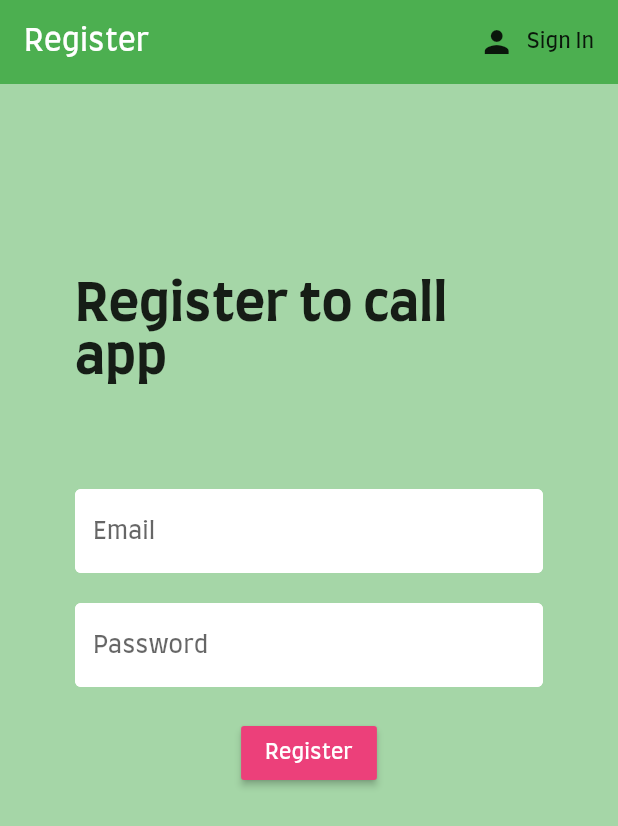
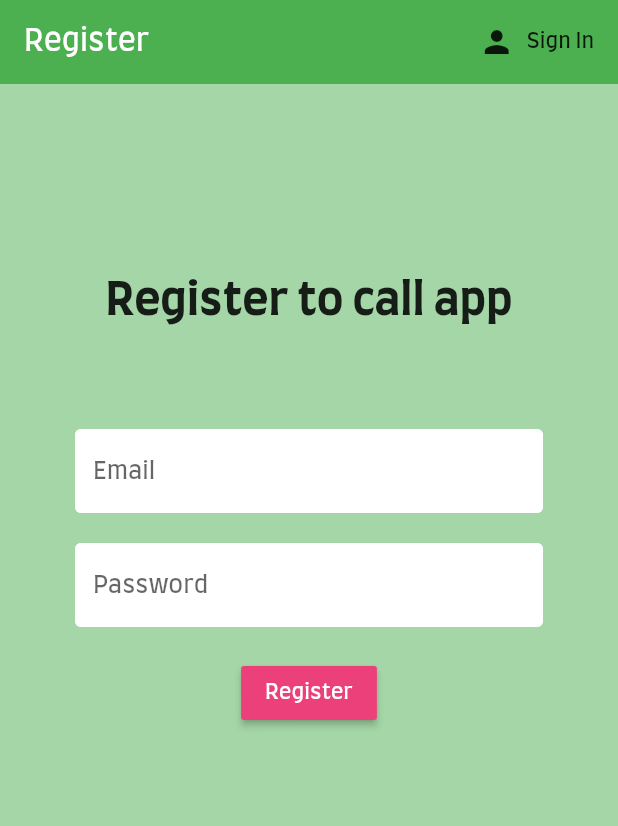
Before and after one commit to AdamJozwiak/Calorie_App, a Flutter app: the screen it shows after launch, after a tap on "Sign in", after a tap on "Register", on a phone screen of 412 x 824 dp. Shown: the top 826 px of the screen. Run offline on Flutter 3.47's test engine with Material 2 defaults, Android fonts, the phone set to English and light mode, and no system bars; our stand-ins replace avatar_glow, cloud_firestore, firebase_auth, flutter_spinkit, percent_indicator, speech_to_text and 1 more; accounts and stored records are empty.

Commit message:
Minor font size change

```diff
--- a/lib/pages/authenticate/register.dart
+++ b/lib/pages/authenticate/register.dart
@@ -49,7 +49,7 @@ class _RegisterState extends State<Register> {
                     child: Text(
                       'Register to call app',
                       style: TextStyle(
-                          fontSize: 35.0, fontWeight: FontWeight.bold),
+                          fontSize: 30.0, fontWeight: FontWeight.bold),
                     ),
                   )),
                   Form(
--- a/lib/pages/authenticate/sign_in.dart
+++ b/lib/pages/authenticate/sign_in.dart
@@ -48,7 +48,7 @@ class _SignInState extends State<SignIn> {
                   child: Text(
                     'Log into call app',
                     style:
-                        TextStyle(fontSize: 35.0, fontWeight: FontWeight.bold),
+                        TextStyle(fontSize: 30.0, fontWeight: FontWeight.bold),
                   ),
                 )),
                 Form(
```
